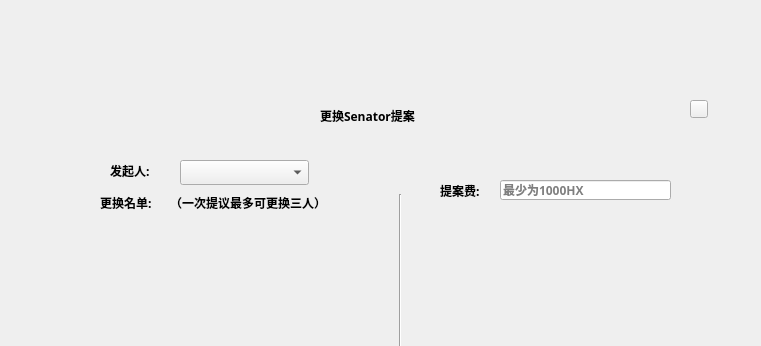
First picture: the form in LNKWallet/citizen/ChangeSenatorDialog.ui, repository HcashOrg/hx-indicator, before the edit; both pictures show x 110 to 871 and y 0 to 346 of the 960 by 543 pixel window.
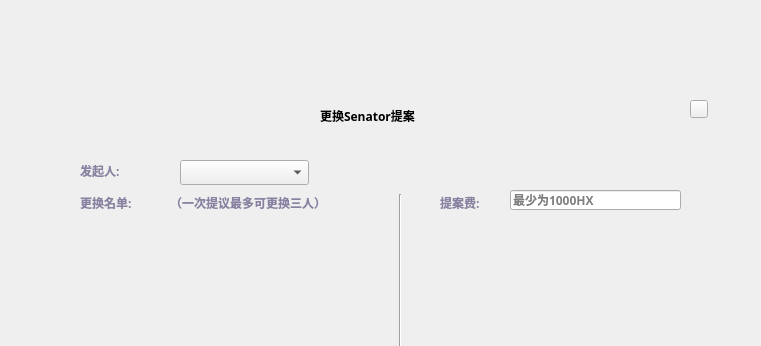
Second picture: the form after the edit. Custom widgets are drawn as their Qt base class.

```diff
--- a/LNKWallet/citizen/ChangeSenatorDialog.ui
+++ b/LNKWallet/citizen/ChangeSenatorDialog.ui
@@ -150,12 +150,16 @@
     <widget class="QLabel" name="label">
      <property name="geometry">
       <rect>
-       <x>80</x>
+       <x>50</x>
        <y>70</y>
-       <width>71</width>
+       <width>101</width>
        <height>21</height>
       </rect>
      </property>
+     <property name="styleSheet">
+      <string notr="true">QLabel{color: rgb(137,129,161);
+font: 11px &quot;Microsoft YaHei UI Light&quot;;}</string>
+     </property>
      <property name="text">
       <string>发起人:</string>
      </property>
@@ -163,12 +167,16 @@
     <widget class="QLabel" name="label_2">
      <property name="geometry">
       <rect>
-       <x>70</x>
+       <x>50</x>
        <y>102</y>
-       <width>71</width>
+       <width>91</width>
        <height>21</height>
       </rect>
      </property>
+     <property name="styleSheet">
+      <string notr="true">QLabel{color: rgb(137,129,161);
+font: 11px &quot;Microsoft YaHei UI Light&quot;;}</string>
+     </property>
      <property name="text">
       <string>更换名单:</string>
      </property>
@@ -182,6 +190,10 @@
        <height>21</height>
       </rect>
      </property>
+     <property name="styleSheet">
+      <string notr="true">QLabel{color: rgb(137,129,161);
+font: 11px &quot;Microsoft YaHei UI Light&quot;;}</string>
+     </property>
      <property name="text">
       <string>（一次提议最多可更换三人）</string>
      </property>
@@ -210,11 +222,15 @@
      <property name="geometry">
       <rect>
        <x>410</x>
-       <y>90</y>
+       <y>102</y>
        <width>71</width>
        <height>21</height>
       </rect>
      </property>
+     <property name="styleSheet">
+      <string notr="true">QLabel{color: rgb(137,129,161);
+font: 11px &quot;Microsoft YaHei UI Light&quot;;}</string>
+     </property>
      <property name="text">
       <string>提案费:</string>
      </property>
@@ -222,8 +238,8 @@
     <widget class="QLineEdit" name="lineEdit_feeNumber">
      <property name="geometry">
       <rect>
-       <x>470</x>
-       <y>90</y>
+       <x>480</x>
+       <y>100</y>
        <width>171</width>
        <height>20</height>
       </rect>
```
